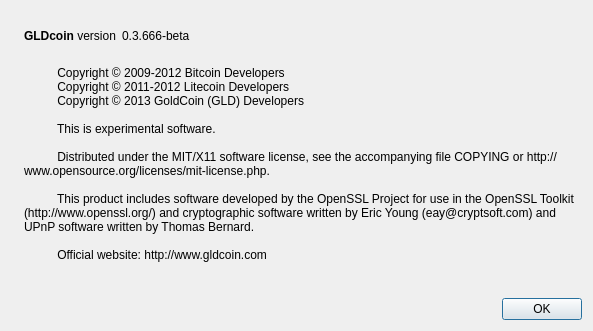
Before: the Qt Designer form src/qt/forms/aboutdialog.ui in goldcoin/goldcoin-0.7.5, drawn with Qt 5.
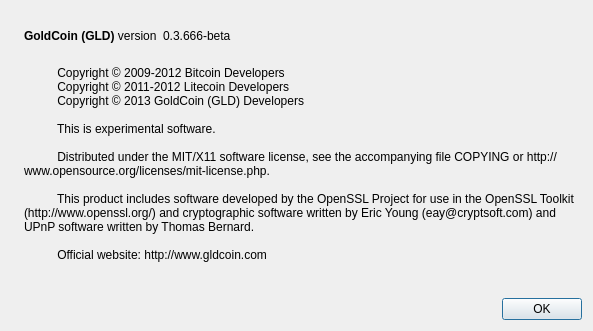
After: the same form once the commit is applied. Icons and pictures are not drawn.

```diff
--- a/src/qt/forms/aboutdialog.ui
+++ b/src/qt/forms/aboutdialog.ui
@@ -50,7 +50,7 @@
           <cursorShape>IBeamCursor</cursorShape>
          </property>
          <property name="text">
-          <string>&lt;b&gt;GLDcoin&lt;/b&gt; version</string>
+          <string>&lt;b&gt;GoldCoin (GLD)&lt;/b&gt; version</string>
          </property>
          <property name="textInteractionFlags">
           <set>Qt::LinksAccessibleByMouse|Qt::TextSelectableByKeyboard|Qt::TextSelectableByMouse</set>
```
Left out of the diff: 2 changed lines with no effect on the pictures.
